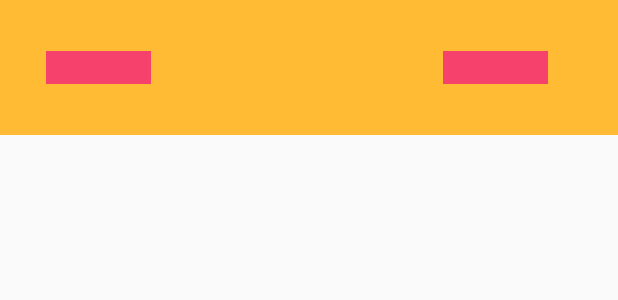
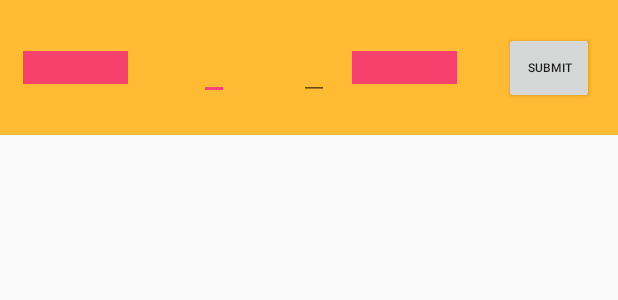
Before and after one commit to raeinmt/Fifa18Prediction, an Android app: the layout fragment_item.xml on its own in the app's theme, with its tools: preview values and no code run, on a phone screen of 412 x 824 dp. Shown: the top 300 px of the screen. Run offline under Robolectric (Android 15) with nearby library versions, the phone set to English and light mode, and no system bars.

```diff
--- a/app/src/main/res/layout/fragment_item.xml
+++ b/app/src/main/res/layout/fragment_item.xml
@@ -11,33 +11,34 @@
         android:id="@+id/team1_name"
         android:layout_width="70dp"
         android:layout_height="wrap_content"
-
         android:background="@color/colorPrimaryDark"
         android:textAppearance="?attr/textAppearanceListItem"
 
-        app:layout_constraintTop_toTopOf="parent"
         app:layout_constraintBottom_toBottomOf="parent"
         app:layout_constraintEnd_toStartOf="@+id/team1_score"
-        app:layout_constraintStart_toStartOf="parent" />
+        app:layout_constraintStart_toStartOf="parent"
+        app:layout_constraintTop_toTopOf="parent" />
 
-    <TextView
+    <EditText
         android:id="@+id/team1_score"
         android:layout_width="20dp"
         android:layout_height="wrap_content"
         android:layout_marginEnd="32dp"
         android:layout_marginStart="32dp"
         android:textAppearance="?attr/textAppearanceListItem"
+        android:inputType="number"
 
         app:layout_constraintTop_toTopOf="parent"
         app:layout_constraintBottom_toBottomOf="parent"
         app:layout_constraintEnd_toStartOf="@+id/team2_score"
         app:layout_constraintStart_toEndOf="@+id/team1_name" />
 
-    <TextView
+    <EditText
         android:id="@+id/team2_score"
         android:layout_width="20dp"
         android:layout_height="wrap_content"
         android:textAppearance="?attr/textAppearanceListItem"
+        android:inputType="number"
 
         app:layout_constraintTop_toTopOf="parent"
         app:layout_constraintBottom_toBottomOf="parent"
@@ -56,7 +57,18 @@
 
         app:layout_constraintTop_toTopOf="parent"
         app:layout_constraintBottom_toBottomOf="parent"
+        app:layout_constraintStart_toEndOf="@+id/team2_score"
+        app:layout_constraintEnd_toStartOf="@+id/submit_score_button"/>
+
+    <Button
+        android:id="@+id/submit_score_button"
+        android:layout_width="60dp"
+        android:layout_height="wrap_content"
+        android:layout_marginEnd="@dimen/activity_horizontal_margin"
+        android:text="@string/submit_score"
+        android:textSize="8sp"
+        app:layout_constraintBottom_toBottomOf="parent"
         app:layout_constraintEnd_toEndOf="parent"
-        app:layout_constraintStart_toEndOf="@+id/team2_score" />
-
+        app:layout_constraintTop_toTopOf="parent"
+        android:layout_marginRight="@dimen/activity_horizontal_margin" />
 </android.support.constraint.ConstraintLayout>
--- a/app/src/main/res/values/strings.xml
+++ b/app/src/main/res/values/strings.xml
@@ -15,8 +15,6 @@
     <string name="nav_menu_sign_out">Sign out</string>
     <string name="nav_header">Header</string>
     <string name="toolbarTitle">Home</string>
-
-    <!-- TODO: Remove or change this placeholder text -->
-    <string name="hello_blank_fragment">Hello blank fragment</string>
+    <string name="submit_score">Submit</string>
 
 </resources>
```
Also changed, not shown: app/src/main/java/com/example/rteymouri/fifa18prediction/MyItemRecyclerViewAdapter.java (+19 -1 lines).
